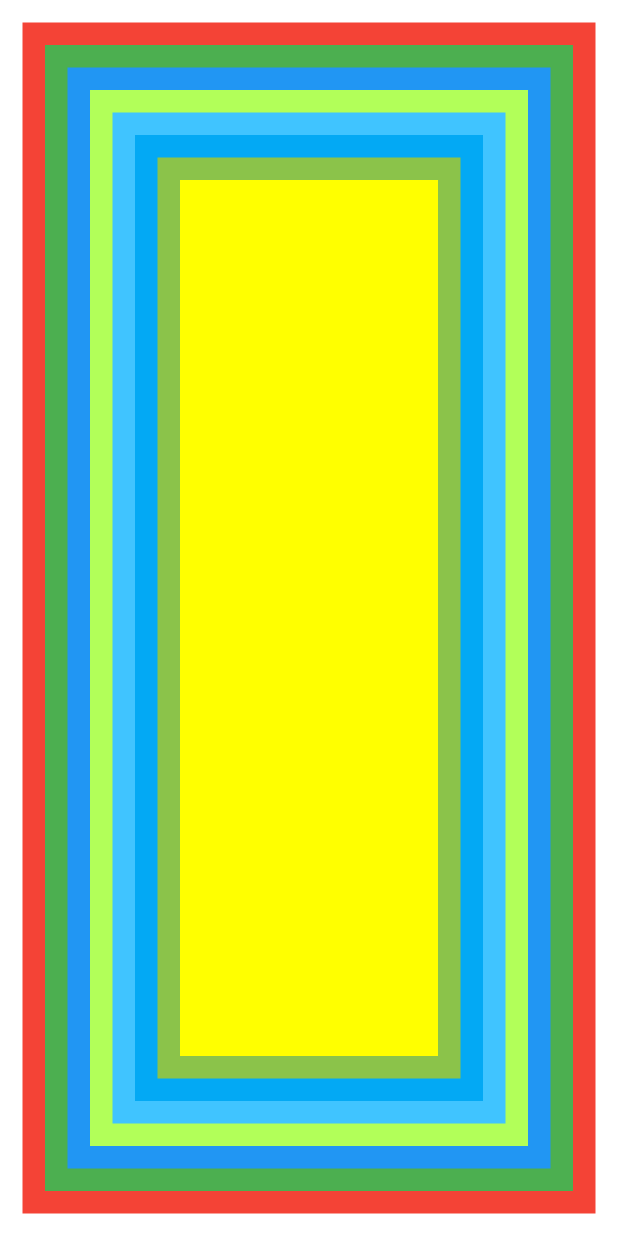
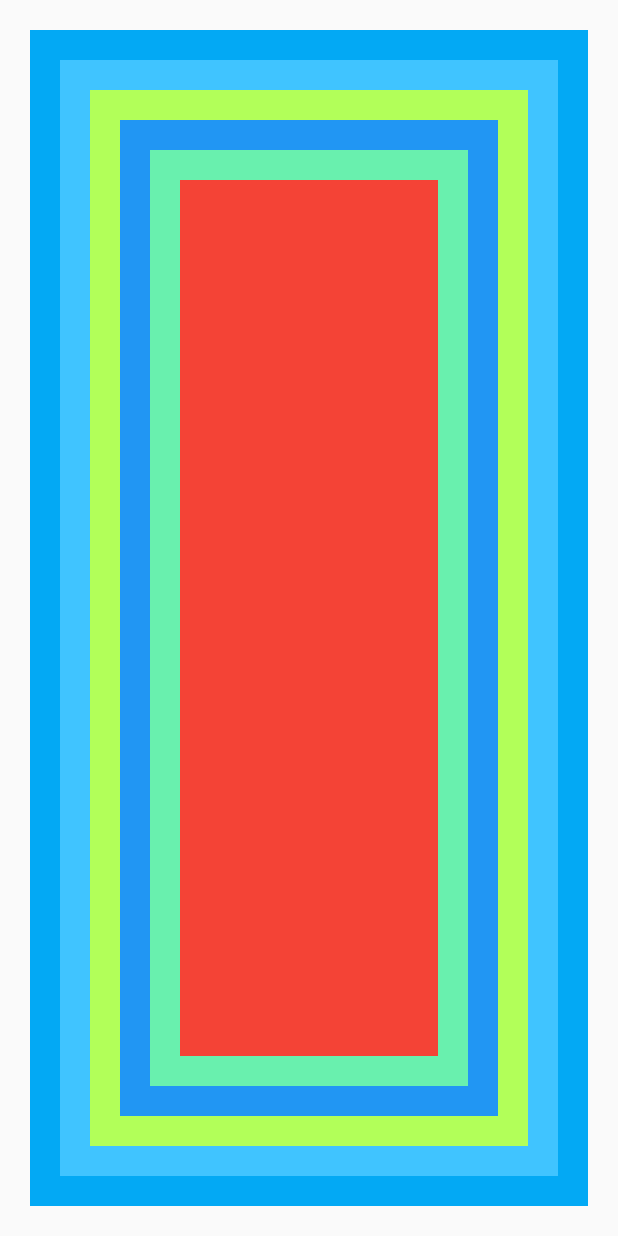
Before and after one commit to medsedki/First-Flutter-App, a Flutter app: the screen it shows after launch, on a phone screen of 412 x 824 dp. Run offline on Flutter 3.47's test engine with Material 2 defaults, Android fonts, the phone set to English and light mode, and no system bars.

Commit message:
Container Widget imported from other class

```diff
--- /dev/null
+++ b/lib/customWidget.dart
@@ -0,0 +1,31 @@
+import 'package:flutter/material.dart';
+
+class customWidgets extends StatelessWidget {
+  @override
+  Widget build(BuildContext context) {
+    return new Container(
+      color: Colors.lightBlue,
+      margin: const EdgeInsets.all(20.0),
+      child: new Container(
+        color: Colors.lightBlueAccent,
+        margin: const EdgeInsets.all(20.0),
+        child: new Container(
+          color: Colors.lightGreenAccent,
+          margin: const EdgeInsets.all(20.0),
+          child: new Container(
+            color: Colors.blue,
+            margin: const EdgeInsets.all(20.0),
+            child: new Container(
+              color: Colors.greenAccent,
+              margin: const EdgeInsets.all(20.0),
+              child: new Container(
+                color: Colors.red,
+                margin: const EdgeInsets.all(20.0),
+              ),
+            ),
+          ),
+        ),
+      ),
+    );
+  }
+}
--- a/lib/main.dart
+++ b/lib/main.dart
@@ -1,4 +1,5 @@
 import 'package:flutter/material.dart';
+import 'package:flutterapp/customWidget.dart';
 
 void main() {
   //runApp(MyApp());
@@ -45,7 +46,10 @@ void main() {
   //runApp(new MaterialApp(home: new ApplicationTabbar()));
 
   //Container Widget and outside method
-  runApp(new MaterialApp(home: new containerWidget()));
+  //runApp(new MaterialApp(home: new containerWidget()));
+
+  //Container Widget and outside method
+  runApp(new containerWidgetsFromOClass());
 }
 
 class MyApp extends StatelessWidget {
@@ -600,3 +604,16 @@ Widget _methodcustom() {
     margin: const EdgeInsets.all(15.0),
   );
 }
+
+
+//Container Widget imported from other class
+class containerWidgetsFromOClass extends StatelessWidget {
+  @override
+  Widget build(BuildContext context) {
+    return new MaterialApp(
+      home: new Scaffold(
+        body: new customWidgets(),
+      ),
+    );
+  }
+}
```
Also changed, not shown: images/widget_class.png (added), 1 other file.
